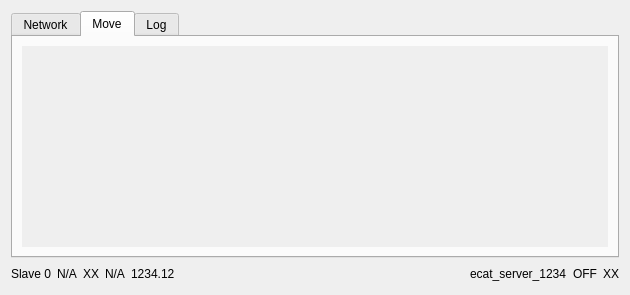
Qt form ros2/src/rqt_ecat_dashboard/resource/ecat_dashboard.ui (PoSRP/soepe13-be-project) before a commit.
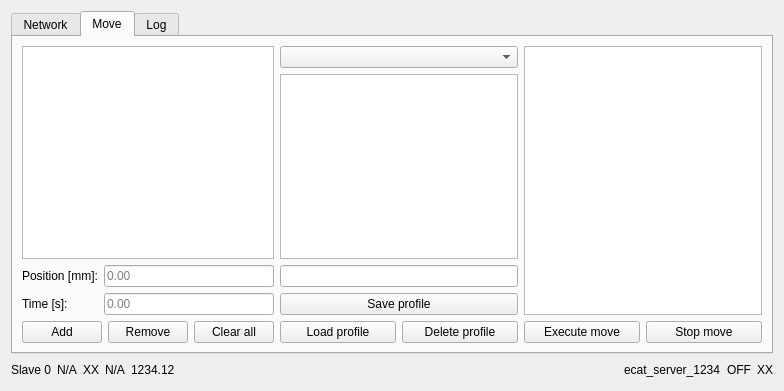
The same form after that commit.

```diff
--- a/ros2/src/rqt_ecat_dashboard/resource/ecat_dashboard.ui
+++ b/ros2/src/rqt_ecat_dashboard/resource/ecat_dashboard.ui
@@ -6,8 +6,8 @@
    <rect>
     <x>0</x>
     <y>0</y>
-    <width>630</width>
-    <height>295</height>
+    <width>784</width>
+    <height>391</height>
    </rect>
   </property>
   <property name="windowTitle">
@@ -182,16 +182,152 @@
           </attribute>
           <layout class="QVBoxLayout" name="verticalLayout_12">
            <item>
-            <layout class="QVBoxLayout" name="verticalLayout_10">
+            <layout class="QVBoxLayout" name="_graph_top_layout">
              <item>
-              <layout class="QHBoxLayout" name="horizontalLayout_5"/>
-             </item>
-             <item>
-              <widget class="QWidget" name="_graph_widget" native="true">
-               <property name="autoFillBackground">
-                <bool>true</bool>
-               </property>
-              </widget>
+              <layout class="QHBoxLayout" name="horizontalLayout_5">
+               <item>
+                <layout class="QVBoxLayout" name="verticalLayout_13">
+                 <item>
+                  <widget class="QTableView" name="_tv_points">
+                   <property name="selectionMode">
+                    <enum>QAbstractItemView::SingleSelection</enum>
+                   </property>
+                   <property name="selectionBehavior">
+                    <enum>QAbstractItemView::SelectRows</enum>
+                   </property>
+                  </widget>
+                 </item>
+                 <item>
+                  <layout class="QFormLayout" name="formLayout_3">
+                   <item row="0" column="0">
+                    <widget class="QLabel" name="_lbl_point_mode">
+                     <property name="text">
+                      <string>Position [mm]:</string>
+                     </property>
+                    </widget>
+                   </item>
+                   <item row="0" column="1">
+                    <widget class="QLineEdit" name="_le_point_mode_value">
+                     <property name="placeholderText">
+                      <string>0.00</string>
+                     </property>
+                    </widget>
+                   </item>
+                   <item row="1" column="0">
+                    <widget class="QLabel" name="_lbl_point_time">
+                     <property name="text">
+                      <string>Time [s]:</string>
+                     </property>
+                    </widget>
+                   </item>
+                   <item row="1" column="1">
+                    <widget class="QLineEdit" name="_le_point_time_value">
+                     <property name="placeholderText">
+                      <string>0.00</string>
+                     </property>
+                    </widget>
+                   </item>
+                  </layout>
+                 </item>
+                 <item>
+                  <layout class="QHBoxLayout" name="horizontalLayout_7">
+                   <item>
+                    <widget class="QPushButton" name="_btn_point_add">
+                     <property name="text">
+                      <string>Add</string>
+                     </property>
+                    </widget>
+                   </item>
+                   <item>
+                    <widget class="QPushButton" name="_btn_point_remove">
+                     <property name="text">
+                      <string>Remove</string>
+                     </property>
+                    </widget>
+                   </item>
+                   <item>
+                    <widget class="QPushButton" name="_btn_point_clear_all">
+                     <property name="text">
+                      <string>Clear all</string>
+                     </property>
+                    </widget>
+                   </item>
+                  </layout>
+                 </item>
+                </layout>
+               </item>
+               <item>
+                <layout class="QVBoxLayout" name="verticalLayout_10">
+                 <item>
+                  <widget class="QComboBox" name="_cb_move_mode"/>
+                 </item>
+                 <item>
+                  <widget class="QListView" name="_lv_point_profiles">
+                   <property name="editTriggers">
+                    <set>QAbstractItemView::NoEditTriggers</set>
+                   </property>
+                  </widget>
+                 </item>
+                 <item>
+                  <layout class="QFormLayout" name="formLayout_2">
+                   <item row="1" column="0" colspan="2">
+                    <widget class="QPushButton" name="_btn_point_profile_save">
+                     <property name="text">
+                      <string>Save profile</string>
+                     </property>
+                    </widget>
+                   </item>
+                   <item row="0" column="0" colspan="2">
+                    <widget class="QLineEdit" name="_le_point_profile_save_name"/>
+                   </item>
+                  </layout>
+                 </item>
+                 <item>
+                  <layout class="QHBoxLayout" name="horizontalLayout_8">
+                   <item>
+                    <widget class="QPushButton" name="_btn_point_profile_load">
+                     <property name="text">
+                      <string>Load profile</string>
+                     </property>
+                    </widget>
+                   </item>
+                   <item>
+                    <widget class="QPushButton" name="_btn_point_profile_delete">
+                     <property name="text">
+                      <string>Delete profile</string>
+                     </property>
+                    </widget>
+                   </item>
+                  </layout>
+                 </item>
+                </layout>
+               </item>
+               <item>
+                <layout class="QVBoxLayout" name="verticalLayout_14">
+                 <item>
+                  <widget class="QTableView" name="_tv_action_feedback"/>
+                 </item>
+                 <item>
+                  <layout class="QHBoxLayout" name="horizontalLayout_9">
+                   <item>
+                    <widget class="QPushButton" name="_btn_move_execute">
+                     <property name="text">
+                      <string>Execute move</string>
+                     </property>
+                    </widget>
+                   </item>
+                   <item>
+                    <widget class="QPushButton" name="_btn_move_stop">
+                     <property name="text">
+                      <string>Stop move</string>
+                     </property>
+                    </widget>
+                   </item>
+                  </layout>
+                 </item>
+                </layout>
+               </item>
+              </layout>
              </item>
             </layout>
            </item>
```
Left out of the diff: 24 changed lines with no effect on the pictures.
